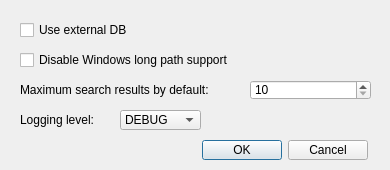
This is ui_files/preferences.ui in qiwichupa/pyFileSearcher as Qt 5 draws it before an edit. The edited form follows.
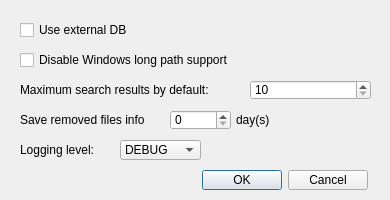
This is the edited form. Icons and pictures are not drawn.

Commit message: search in removed ui

What changed in the file:
```diff
--- a/ui_files/preferences.ui
+++ b/ui_files/preferences.ui
@@ -7,19 +7,19 @@
     <x>0</x>
     <y>0</y>
     <width>390</width>
-    <height>170</height>
+    <height>200</height>
    </rect>
   </property>
   <property name="minimumSize">
    <size>
     <width>390</width>
-    <height>170</height>
+    <height>200</height>
    </size>
   </property>
   <property name="maximumSize">
    <size>
     <width>390</width>
-    <height>170</height>
+    <height>200</height>
    </size>
   </property>
   <property name="windowTitle">
@@ -33,7 +33,7 @@
    <property name="geometry">
     <rect>
      <x>27</x>
-     <y>140</y>
+     <y>170</y>
      <width>341</width>
      <height>20</height>
     </rect>
@@ -104,7 +104,7 @@
    <property name="geometry">
     <rect>
      <x>20</x>
-     <y>110</y>
+     <y>140</y>
      <width>91</width>
      <height>20</height>
     </rect>
@@ -117,7 +117,7 @@
    <property name="geometry">
     <rect>
      <x>120</x>
-     <y>110</y>
+     <y>140</y>
      <width>81</width>
      <height>20</height>
     </rect>
@@ -138,6 +138,51 @@
     </property>
    </item>
   </widget>
+  <widget class="QLabel" name="label_3">
+   <property name="geometry">
+    <rect>
+     <x>20</x>
+     <y>110</y>
+     <width>151</width>
+     <height>20</height>
+    </rect>
+   </property>
+   <property name="text">
+    <string>Save removed files info</string>
+   </property>
+  </widget>
+  <widget class="QLabel" name="label_4">
+   <property name="geometry">
+    <rect>
+     <x>236</x>
+     <y>110</y>
+     <width>40</width>
+     <height>20</height>
+    </rect>
+   </property>
+   <property name="text">
+    <string>day(s)</string>
+   </property>
+  </widget>
+  <widget class="QSpinBox" name="PREFSaveRemovedInfoDays">
+   <property name="geometry">
+    <rect>
+     <x>170</x>
+     <y>110</y>
+     <width>61</width>
+     <height>20</height>
+    </rect>
+   </property>
+   <property name="minimum">
+    <number>0</number>
+   </property>
+   <property name="maximum">
+    <number>999999999</number>
+   </property>
+   <property name="value">
+    <number>0</number>
+   </property>
+  </widget>
  </widget>
  <resources>
   <include location="icons.qrc"/>
```
The commit also changes 4 other files.
